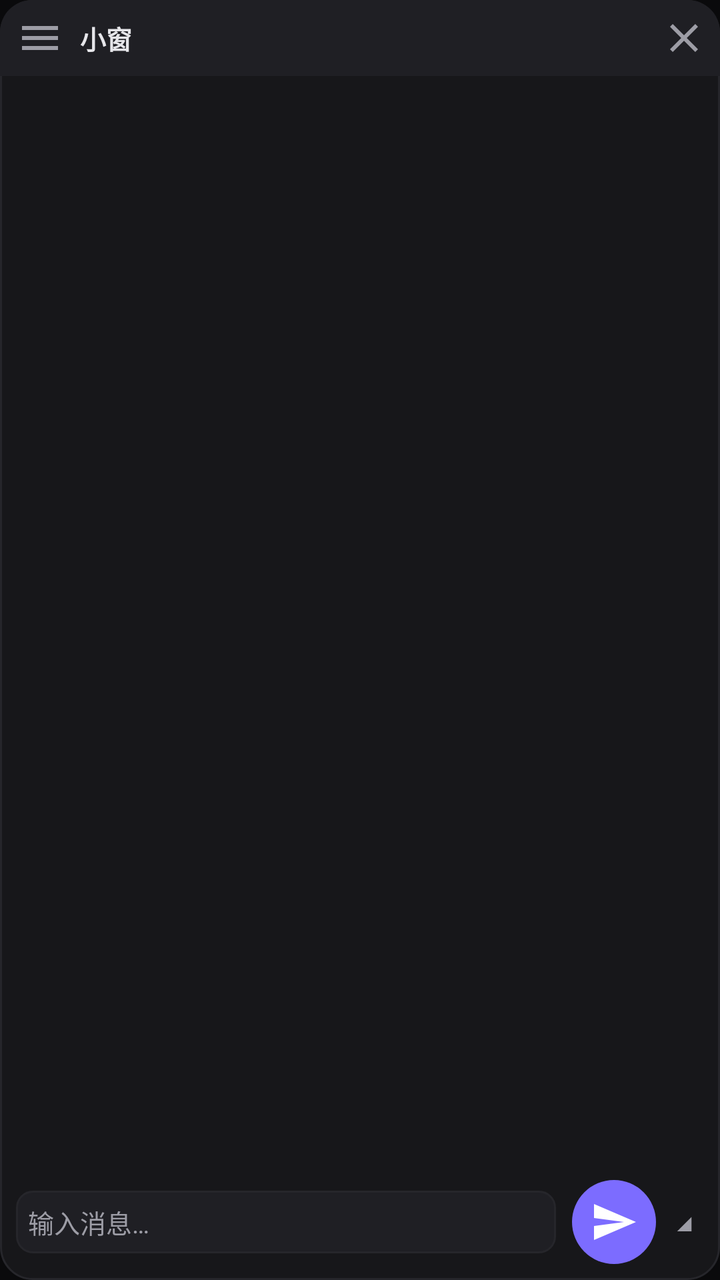
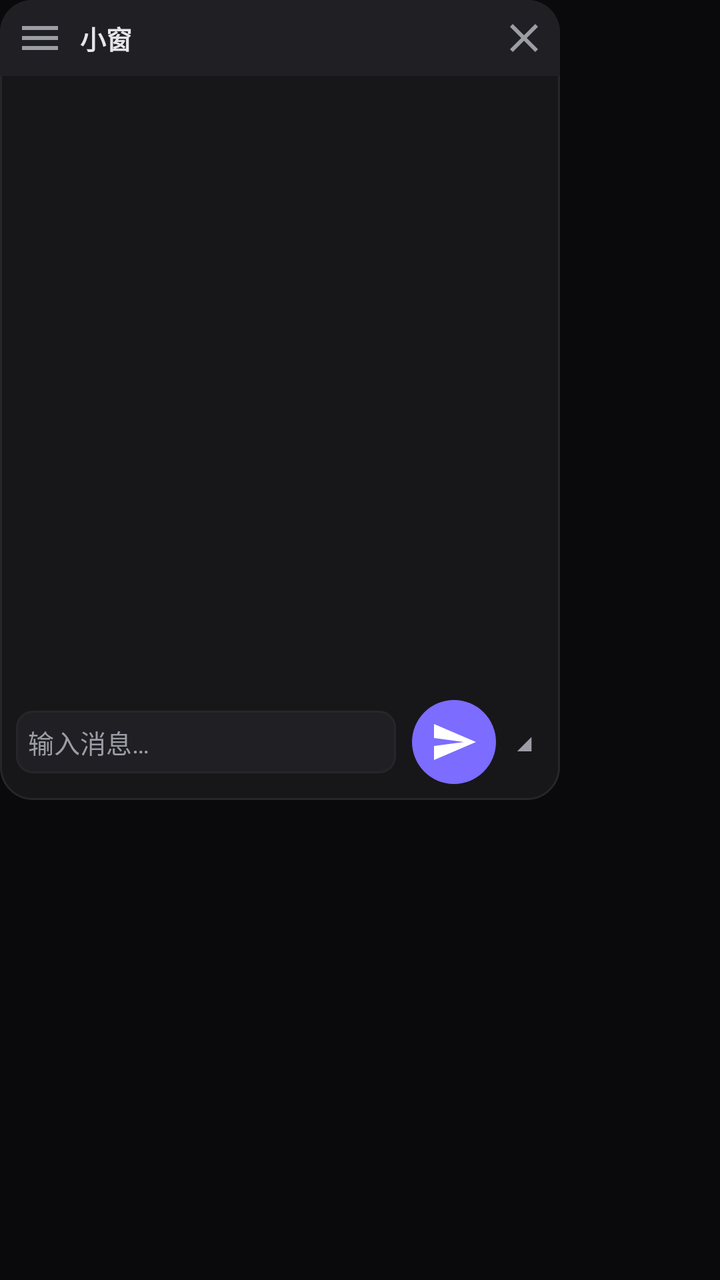

Screens rendered from an Android XML layout before and after an edit, with the pre-edit source and the edit as a unified diff.
<!-- AndroidManifest.xml: application theme Theme.WebCode -->
<!-- res/layout/float_panel.xml -->
<?xml version="1.0" encoding="utf-8"?>
<LinearLayout xmlns:android="http://schemas.android.com/apk/res/android"
    android:layout_width="match_parent"
    android:layout_height="match_parent"
    android:orientation="vertical"
    android:background="@drawable/bg_float_panel">

    <LinearLayout
        android:id="@+id/float_header"
        android:layout_width="match_parent"
        android:layout_height="38dp"
        android:orientation="horizontal"
        android:gravity="center_vertical"
        android:background="@drawable/bg_float_header"
        android:paddingStart="4dp"
        android:paddingEnd="2dp">

        <ImageButton
            android:id="@+id/float_menu"
            android:layout_width="32dp"
            android:layout_height="32dp"
            android:background="@android:color/transparent"
            android:src="@drawable/ic_menu"
            android:contentDescription="菜单" />

        <TextView
            android:id="@+id/float_title"
            android:layout_width="0dp"
            android:layout_height="wrap_content"
            android:layout_weight="1"
            android:layout_marginStart="4dp"
            android:text="小窗"
            android:textColor="@color/text"
            android:textSize="13sp"
            android:textStyle="bold"
            android:maxLines="1"
            android:ellipsize="end" />

        <ImageButton
            android:id="@+id/float_close"
            android:layout_width="32dp"
            android:layout_height="32dp"
            android:background="@android:color/transparent"
            android:src="@drawable/ic_close"
            android:contentDescription="关闭" />
    </LinearLayout>

    <FrameLayout
        android:id="@+id/float_content_area"
        android:layout_width="match_parent"
        android:layout_height="0dp"
        android:layout_weight="1">

        
        <androidx.recyclerview.widget.RecyclerView
            android:id="@+id/float_chat_list"
            android:layout_width="match_parent"
            android:layout_height="match_parent"
            android:padding="4dp" />

        
        <LinearLayout
            android:id="@+id/float_menu_overlay"
            android:layout_width="match_parent"
            android:layout_height="wrap_content"
            android:orientation="vertical"
            android:background="@color/panel"
            android:visibility="gone">

            <TextView
                android:id="@+id/float_opt_new"
                android:layout_width="match_parent"
                android:layout_height="wrap_content"
                android:background="@drawable/bg_float_option"
                android:gravity="center_vertical"
                android:padding="12dp"
                android:text="＋ 新增对话"
                android:textColor="@color/text"
                android:textSize="14sp" />

            <TextView
                android:id="@+id/float_opt_history"
                android:layout_width="match_parent"
                android:layout_height="wrap_content"
                android:background="@drawable/bg_float_option"
                android:gravity="center_vertical"
                android:padding="12dp"
                android:text="🕐 历史对话"
                android:textColor="@color/text"
                android:textSize="14sp" />

        </LinearLayout>

        
        <ScrollView
            android:id="@+id/float_history_view"
            android:layout_width="match_parent"
            android:layout_height="match_parent"
            android:background="@color/panel"
            android:visibility="gone">

            <LinearLayout
                android:id="@+id/float_history_list"
                android:layout_width="match_parent"
                android:layout_height="wrap_content"
                android:orientation="vertical" />
        </ScrollView>
    </FrameLayout>

    <LinearLayout
        android:layout_width="match_parent"
        android:layout_height="wrap_content"
        android:orientation="horizontal"
        android:gravity="center_vertical"
        android:padding="8dp">

        <EditText
            android:id="@+id/float_input"
            android:layout_width="0dp"
            android:layout_height="wrap_content"
            android:layout_weight="1"
            android:background="@drawable/bg_input"
            android:hint="输入消息…"
            android:inputType="textMultiLine"
            android:maxLines="4"
            android:padding="6dp"
            android:textColor="@color/text"
            android:textColorHint="@color/muted"
            android:textSize="13sp" />

        <ImageButton
            android:id="@+id/float_send"
            android:layout_width="42dp"
            android:layout_height="42dp"
            android:layout_marginStart="8dp"
            android:background="@drawable/bg_accent_round"
            android:src="@drawable/ic_send"
            android:contentDescription="发送" />

        <TextView
            android:id="@+id/float_resize"
            android:layout_width="20dp"
            android:layout_height="20dp"
            android:layout_marginStart="4dp"
            android:gravity="center"
            android:text="◢"
            android:textColor="@color/muted"
            android:textSize="12sp" />
    </LinearLayout>
</LinearLayout>
<!-- resources referenced by this layout -->
<resources>
  <color name="muted">#9d9da6</color>
  <color name="panel">#111113</color>
  <color name="text">#e6e6ea</color>
  <!-- drawable bg_accent_round (drawable) -->
  <?xml version="1.0" encoding="utf-8"?>
  <shape xmlns:android="http://schemas.android.com/apk/res/android" android:shape="oval">
      <solid android:color="@color/accent" />
  </shape>
  <!-- drawable bg_float_header (drawable) -->
  <?xml version="1.0" encoding="utf-8"?>
  <shape xmlns:android="http://schemas.android.com/apk/res/android" android:shape="rectangle">
      <solid android:color="@color/panel3" />
      <corners android:topLeftRadius="16dp" android:topRightRadius="16dp" />
  </shape>
  <!-- drawable bg_float_option (drawable) -->
  <?xml version="1.0" encoding="utf-8"?>
  <selector xmlns:android="http://schemas.android.com/apk/res/android">
      <item android:state_pressed="true">
          <shape android:shape="rectangle">
              <solid android:color="@color/panel3" />
              <corners android:radius="8dp" />
          </shape>
      </item>
      <item>
          <shape android:shape="rectangle">
              <solid android:color="@color/panel2" />
              <corners android:radius="8dp" />
          </shape>
      </item>
  </selector>
  <!-- drawable bg_float_panel (drawable) -->
  <?xml version="1.0" encoding="utf-8"?>
  <shape xmlns:android="http://schemas.android.com/apk/res/android" android:shape="rectangle">
      <solid android:color="@color/panel2" />
      <corners android:radius="16dp" />
      <stroke android:width="1dp" android:color="@color/border" />
  </shape>
  <!-- drawable bg_input (drawable) -->
  <?xml version="1.0" encoding="utf-8"?>
  <shape xmlns:android="http://schemas.android.com/apk/res/android" android:shape="rectangle">
      <solid android:color="@color/panel3" />
      <corners android:radius="8dp" />
      <stroke android:width="1dp" android:color="@color/border" />
  </shape>
  <!-- drawable ic_close (drawable) -->
  <?xml version="1.0" encoding="utf-8"?>
  <vector xmlns:android="http://schemas.android.com/apk/res/android"
      android:width="24dp" android:height="24dp"
      android:viewportWidth="24" android:viewportHeight="24"
      android:tint="#9d9da6">
      <path android:fillColor="#FF000000"
          android:pathData="M19,6.41L17.59,5 12,10.59 6.41,5 5,6.41 10.59,12 5,17.59 6.41,19 12,13.41 17.59,19 19,17.59 13.41,12z" />
  </vector>
  <!-- drawable ic_menu (drawable) -->
  <?xml version="1.0" encoding="utf-8"?>
  <vector xmlns:android="http://schemas.android.com/apk/res/android"
      android:width="24dp" android:height="24dp"
      android:viewportWidth="24" android:viewportHeight="24"
      android:tint="#9d9da6">
      <path android:fillColor="#FF000000"
          android:pathData="M3,6h18v2H3V6zM3,11h18v2H3v-2zM3,16h18v2H3v-2z" />
  </vector>
  <!-- drawable ic_send (drawable) -->
  <?xml version="1.0" encoding="utf-8"?>
  <vector xmlns:android="http://schemas.android.com/apk/res/android"
      android:width="24dp" android:height="24dp"
      android:viewportWidth="24" android:viewportHeight="24"
      android:tint="#FFFFFF">
      <path android:fillColor="#FF000000"
          android:pathData="M2.01,21L23,12 2.01,3 2,10l15,2 -15,2z" />
  </vector>
  <color name="accent">#7c6cff</color>
  <color name="panel3">#1f1f24</color>
  <color name="panel2">#17171a</color>
  <color name="border">#26262b</color>
  <color name="accent_dim">#5b4fce</color>
  <color name="white">#FFFFFFFF</color>
  <color name="bg">#0A0A0C</color>
  <!-- unchanged entries left out for length: 1 -->
</resources>

<!-- the commit's change to res/layout/float_panel.xml (unified diff, before → after) -->
@@ -1,150 +1,170 @@
 <?xml version="1.0" encoding="utf-8"?>
-<LinearLayout xmlns:android="http://schemas.android.com/apk/res/android"
+<FrameLayout xmlns:android="http://schemas.android.com/apk/res/android"
+    android:id="@+id/float_panel_root"
     android:layout_width="match_parent"
     android:layout_height="match_parent"
-    android:orientation="vertical"
-    android:background="@drawable/bg_float_panel">
+    android:background="@android:color/transparent">
 
     <LinearLayout
-        android:id="@+id/float_header"
-        android:layout_width="match_parent"
-        android:layout_height="38dp"
-        android:orientation="horizontal"
-        android:gravity="center_vertical"
-        android:background="@drawable/bg_float_header"
-        android:paddingStart="4dp"
-        android:paddingEnd="2dp">
+        android:id="@+id/float_panel_content"
+        android:layout_width="280dp"
+        android:layout_height="400dp"
+        android:orientation="vertical"
+        android:background="@drawable/bg_float_panel"
+        android:layout_gravity="top|start">
 
-        <ImageButton
-            android:id="@+id/float_menu"
-            android:layout_width="32dp"
-            android:layout_height="32dp"
-            android:background="@android:color/transparent"
-            android:src="@drawable/ic_menu"
-            android:contentDescription="菜单" />
+        <LinearLayout
+            android:id="@+id/float_header"
+            android:layout_width="match_parent"
+            android:layout_height="38dp"
+            android:orientation="horizontal"
+            android:gravity="center_vertical"
+            android:background="@drawable/bg_float_header"
+            android:paddingStart="4dp"
+            android:paddingEnd="2dp">
 
-        <TextView
-            android:id="@+id/float_title"
-            android:layout_width="0dp"
-            android:layout_height="wrap_content"
-            android:layout_weight="1"
-            android:layout_marginStart="4dp"
-            android:text="小窗"
-            android:textColor="@color/text"
-            android:textSize="13sp"
-            android:textStyle="bold"
-            android:maxLines="1"
-            android:ellipsize="end" />
+            <ImageButton
+                android:id="@+id/float_menu"
+                android:layout_width="32dp"
+                android:layout_height="32dp"
+                android:background="@android:color/transparent"
+                android:src="@drawable/ic_menu"
+                android:contentDescription="菜单" />
 
-        <ImageButton
-            android:id="@+id/float_close"
-            android:layout_width="32dp"
-            android:layout_height="32dp"
-            android:background="@android:color/transparent"
-            android:src="@drawable/ic_close"
-            android:contentDescription="关闭" />
-    </LinearLayout>
+            <TextView
+                android:id="@+id/float_title"
+                android:layout_width="0dp"
+                android:layout_height="wrap_content"
+                android:layout_weight="1"
+                android:layout_marginStart="4dp"
+                android:text="小窗"
+                android:textColor="@color/text"
+                android:textSize="13sp"
+                android:textStyle="bold"
+                android:maxLines="1"
+                android:ellipsize="end" />
 
-    <FrameLayout
-        android:id="@+id/float_content_area"
-        android:layout_width="match_parent"
-        android:layout_height="0dp"
-        android:layout_weight="1">
+            <ImageButton
+                android:id="@+id/float_close"
+                android:layout_width="32dp"
+                android:layout_height="32dp"
+                android:background="@android:color/transparent"
+                android:src="@drawable/ic_close"
+                android:contentDescription="关闭" />
+        </LinearLayout>
 
-        
-        <androidx.recyclerview.widget.RecyclerView
-            android:id="@+id/float_chat_list"
+        <FrameLayout
+            android:id="@+id/float_content_area"
             android:layout_width="match_parent"
-            android:layout_height="match_parent"
-            android:padding="4dp" />
+            android:layout_height="0dp"
+            android:layout_weight="1">
 
-        
+            
+            <androidx.recyclerview.widget.RecyclerView
+                android:id="@+id/float_chat_list"
+                android:layout_width="match_parent"
+                android:layout_height="match_parent"
+                android:padding="4dp" />
+
+            
+            <LinearLayout
+                android:id="@+id/float_menu_overlay"
+                android:layout_width="match_parent"
+                android:layout_height="wrap_content"
+                android:orientation="vertical"
+                android:background="@color/panel"
+                android:visibility="gone">
+
+                <TextView
+                    android:id="@+id/float_opt_new"
+                    android:layout_width="match_parent"
+                    android:layout_height="wrap_content"
+                    android:background="@drawable/bg_float_option"
+                    android:gravity="center_vertical"
+                    android:padding="12dp"
+                    android:text="＋ 新增对话"
+                    android:textColor="@color/text"
+                    android:textSize="14sp" />
+
+                <TextView
+                    android:id="@+id/float_opt_history"
+                    android:layout_width="match_parent"
+                    android:layout_height="wrap_content"
+                    android:background="@drawable/bg_float_option"
+                    android:gravity="center_vertical"
+                    android:padding="12dp"
+                    android:text="🕐 历史对话"
+                    android:textColor="@color/text"
+                    android:textSize="14sp" />
+
+                <TextView
+                    android:id="@+id/float_opt_thinking"
+                    android:layout_width="match_parent"
+                    android:layout_height="wrap_content"
+                    android:background="@drawable/bg_float_option"
+                    android:gravity="center_vertical"
+                    android:padding="12dp"
+                    android:text="🧠 思考设置：开 · 自动"
+                    android:textColor="@color/text"
+                    android:textSize="14sp" />
+
+            </LinearLayout>
+
+            
+            <ScrollView
+                android:id="@+id/float_history_view"
+                android:layout_width="match_parent"
+                android:layout_height="match_parent"
+                android:background="@color/panel"
+                android:visibility="gone">
+
+                <LinearLayout
+                    android:id="@+id/float_history_list"
+                    android:layout_width="match_parent"
+                    android:layout_height="wrap_content"
+                    android:orientation="vertical" />
+            </ScrollView>
+        </FrameLayout>
+
         <LinearLayout
-            android:id="@+id/float_menu_overlay"
             android:layout_width="match_parent"
             android:layout_height="wrap_content"
-            android:orientation="vertical"
-            android:background="@color/panel"
-            android:visibility="gone">
+            android:orientation="horizontal"
+            android:gravity="center_vertical"
+            android:padding="8dp">
+
+            <EditText
+                android:id="@+id/float_input"
+                android:layout_width="0dp"
+                android:layout_height="wrap_content"
+                android:layout_weight="1"
+                android:background="@drawable/bg_input"
+                android:hint="输入消息…"
+                android:inputType="textMultiLine"
+                android:maxLines="4"
+                android:padding="6dp"
+                android:textColor="@color/text"
+                android:textColorHint="@color/muted"
+                android:textSize="13sp" />
+
+            <ImageButton
+                android:id="@+id/float_send"
+                android:layout_width="42dp"
+                android:layout_height="42dp"
+                android:layout_marginStart="8dp"
+                android:background="@drawable/bg_accent_round"
+                android:src="@drawable/ic_send"
+                android:contentDescription="发送" />
 
             <TextView
-                android:id="@+id/float_opt_new"
-                android:layout_width="match_parent"
-                android:layout_height="wrap_content"
-                android:background="@drawable/bg_float_option"
-                android:gravity="center_vertical"
-                android:padding="12dp"
-                android:text="＋ 新增对话"
-                android:textColor="@color/text"
-                android:textSize="14sp" />
-
-            <TextView
-                android:id="@+id/float_opt_history"
-                android:layout_width="match_parent"
-                android:layout_height="wrap_content"
-                android:background="@drawable/bg_float_option"
-                android:gravity="center_vertical"
-                android:padding="12dp"
-                android:text="🕐 历史对话"
-                android:textColor="@color/text"
-                android:textSize="14sp" />
-
+                android:id="@+id/float_resize"
+                android:layout_width="20dp"
+                android:layout_height="20dp"
+                android:layout_marginStart="4dp"
+                android:gravity="center"
+                android:text="◢"
+                android:textColor="@color/muted"
+                android:textSize="12sp" />
         </LinearLayout>
-
-        
-        <ScrollView
-            android:id="@+id/float_history_view"
-            android:layout_width="match_parent"
-            android:layout_height="match_parent"
-            android:background="@color/panel"
-            android:visibility="gone">
-
-            <LinearLayout
-                android:id="@+id/float_history_list"
-                android:layout_width="match_parent"
-                android:layout_height="wrap_content"
-                android:orientation="vertical" />
-        </ScrollView>
-    </FrameLayout>
-
-    <LinearLayout
-        android:layout_width="match_parent"
-        android:layout_height="wrap_content"
-        android:orientation="horizontal"
-        android:gravity="center_vertical"
-        android:padding="8dp">
-
-        <EditText
-            android:id="@+id/float_input"
-            android:layout_width="0dp"
-            android:layout_height="wrap_content"
-            android:layout_weight="1"
-            android:background="@drawable/bg_input"
-            android:hint="输入消息…"
-            android:inputType="textMultiLine"
-            android:maxLines="4"
-            android:padding="6dp"
-            android:textColor="@color/text"
-            android:textColorHint="@color/muted"
-            android:textSize="13sp" />
-
-        <ImageButton
-            android:id="@+id/float_send"
-            android:layout_width="42dp"
-            android:layout_height="42dp"
-            android:layout_marginStart="8dp"
-            android:background="@drawable/bg_accent_round"
-            android:src="@drawable/ic_send"
-            android:contentDescription="发送" />
-
-        <TextView
-            android:id="@+id/float_resize"
-            android:layout_width="20dp"
-            android:layout_height="20dp"
-            android:layout_marginStart="4dp"
-            android:gravity="center"
-            android:text="◢"
-            android:textColor="@color/muted"
-            android:textSize="12sp" />
     </LinearLayout>
-</LinearLayout>
+</FrameLayout>
